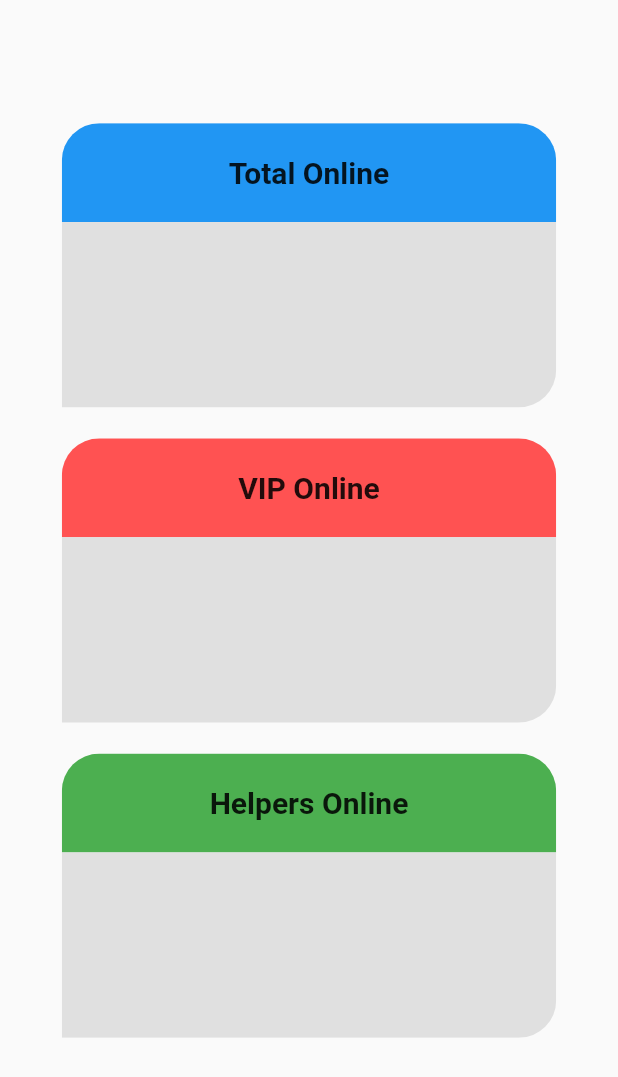
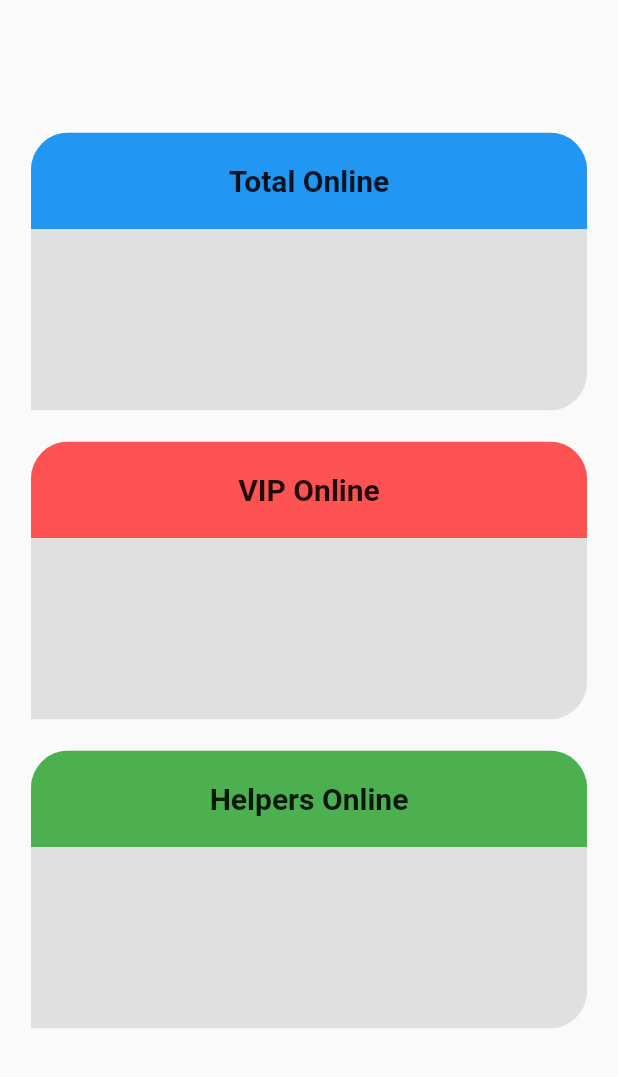
Before and after one commit to MartinFlores751/vip_flutter, a Flutter app: the LoginStatistics widget shown alone on an empty page, opened directly, on a phone screen of 412 x 824 dp. Shown: the top 1077 px of the screen. Run offline on Flutter 3.47's test engine with Material 2 defaults, Android fonts, the phone set to English and light mode, and no system bars; our stand-ins replace audioplayers, cloud_firestore, fluttertoast; missing offline and left inert: circular_bottom_navigation, flutter_udid, flutter_webrtc; accounts and stored records are empty.

Commit message:
StatsCard updated

```diff
--- a/lib/routes/logged_acc.dart
+++ b/lib/routes/logged_acc.dart
@@ -35,28 +35,34 @@ class _LoginStatisticsState extends State<LoginStatistics>
       child: Column(
         mainAxisAlignment: MainAxisAlignment.center,
         children: <Widget>[
-          StatsCard(
+          StatsCardCustom(
             title: "Total Online",
             titleColor: Colors.blue,
             callBack: beginOne,
             whoToShow: 'TotalOnline',
+            width: MediaQuery.of(context).size.width*(0.9),
+            height: MediaQuery.of(context).size.height*(0.225),
           ),
           spaceFormat,
           animateLogCardOne
-              ? StatsCard(
+              ? StatsCardCustom(
                   title: "VIP Online",
                   titleColor: Colors.redAccent,
                   callBack: beginTwo,
                   whoToShow: 'VipOnline',
+                  width: MediaQuery.of(context).size.width*(0.9),
+                  height: MediaQuery.of(context).size.height*(0.225),
                 )
               : Container(height: MediaQuery.of(context).size.height * .23),
           spaceFormat,
           animateLogCardTwo
-              ? StatsCard(
+              ? StatsCardCustom(
                   title: "Helpers Online",
                   titleColor: Colors.green,
                   callBack: () {},
                   whoToShow: 'HelpersOnline',
+                  width: MediaQuery.of(context).size.width*(0.9),
+                  height: MediaQuery.of(context).size.height*(0.225),
                 )
               : Container(height: MediaQuery.of(context).size.height * .23),
           const SizedBox(height: 50),
--- a/lib/stats_card.dart
+++ b/lib/stats_card.dart
@@ -1,94 +1,6 @@
 import 'package:flutter/material.dart';
 
 import 'package:vip_flutter/firestore_stuff.dart';
-
-//  To use this card, supply a title, titleColor,
-//  and tell whether to display all, only VIP, or only Helper.
-//  See firestore_stuff.dart for streamsForOnlineBlocks
-//
-//  callback is optional. Used to chain animations back to back.
-//  See logged_acc.dart for example
-//
-//  TODO: Remove StatsCard and use StatsCardCustom
-@Deprecated("Use StatsCardCustom in stats_card.dart")
-class StatsCard extends StatefulWidget {
-  StatsCard(
-      {@required this.title,
-      @required this.titleColor,
-      @required this.whoToShow,
-      this.callBack});
-  final String title;
-  final Color titleColor;
-  final String whoToShow;
-  final Function callBack;
-
-  @override
-  _StatsCardState createState() => _StatsCardState();
-}
-
-class _StatsCardState extends State<StatsCard> with TickerProviderStateMixin {
-  AnimationController controller;
-  Animation<double> animation, slideAnim;
-
-  @override
-  initState() {
-    super.initState();
-    controller = AnimationController(
-        duration: const Duration(milliseconds: 500), vsync: this);
-    animation = CurvedAnimation(parent: controller, curve: Curves.easeIn);
-
-    animation.addStatusListener((status) {
-      if (status == AnimationStatus.completed && widget.callBack() != null)
-        widget.callBack();
-    });
-
-    controller.forward();
-  }
-
-  @override
-  Widget build(BuildContext context) {
-    //Most of the styling of the card is here
-    Widget customCard = ClipRRect(
-        borderRadius: BorderRadius.only(
-          topLeft: Radius.circular(25.0),
-          topRight: Radius.circular(25.0),
-          bottomRight: Radius.circular(25.0),
-        ),
-        child: Column(children: <Widget>[
-          Container(
-              color: widget.titleColor,
-              height: MediaQuery.of(context).size.height * .08,
-              width: MediaQuery.of(context).size.width * .8,
-              child: Center(
-                  child: Text(
-                "${widget.title}",
-                style: TextStyle(fontSize: 20, fontWeight: FontWeight.bold),
-              ))),
-          Container(
-              color: Colors.grey[300],
-              height: MediaQuery.of(context).size.height * .15,
-              width: MediaQuery.of(context).size.width * .8,
-              child: Center(
-                  child: streamsForOnlineBlocks(false, widget.whoToShow, 60)))
-        ]));
-
-    //customCard is wrapped in a SlideTransition and FadeTransition
-    Widget slideIn = SlideTransition(
-        position: Tween<Offset>(begin: const Offset(0, -.5), end: Offset.zero)
-            .animate(animation),
-        child: customCard);
-
-    Widget fadeIn = Container(
-        child: FadeTransition(
-            opacity: animation,
-            child: Row(
-              mainAxisAlignment: MainAxisAlignment.center,
-              children: [slideIn],
-            )));
-
-    return fadeIn;
-  }
-}
 
 //  To use this card, supply a title, titleColor,
 //  and tell whether to display all, only VIP, or only Helper.
@@ -101,7 +13,6 @@ class _StatsCardState extends State<StatsCard> with TickerProviderStateMixin {
 //  callback is optional. Used to chain animations back to back.
 //  See logged_acc.dart for example
 //
-//  TODO: Remove StatsCard and use StatsCardCustom
 enum SlideDirection { Down, Left, Right }
 
 class StatsCardCustom extends StatefulWidget {
```
